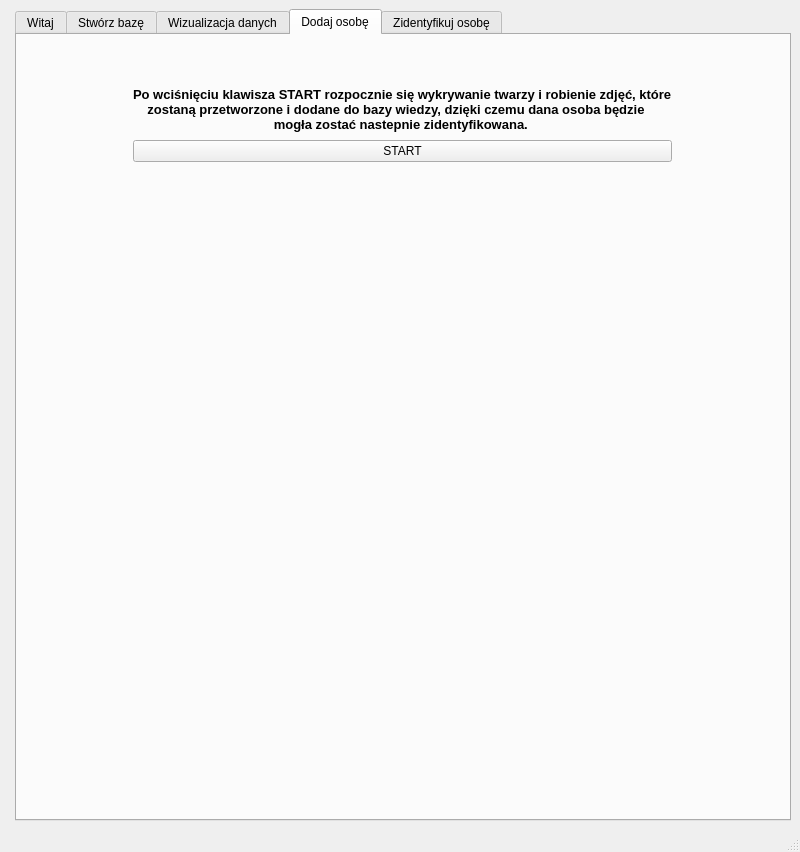
First picture: the form in Venv/Scripts/u.ui, repository p4lewandowski/FaceRecognition, before the edit.
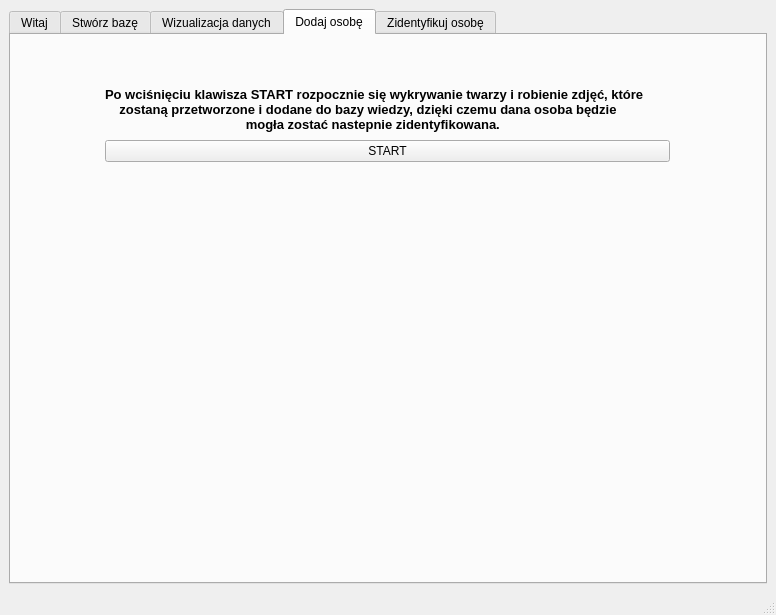
Second picture: the form after the edit. The open tabs and pages were chosen to show the change.

The edit to the form file:
```diff
--- a/Venv/Scripts/u.ui
+++ b/Venv/Scripts/u.ui
@@ -6,16 +6,16 @@
    <rect>
     <x>0</x>
     <y>0</y>
-    <width>800</width>
-    <height>600</height>
+    <width>776</width>
+    <height>615</height>
    </rect>
   </property>
   <property name="windowTitle">
    <string>MainWindow</string>
   </property>
   <widget class="QWidget" name="centralwidget">
-   <layout class="QFormLayout" name="formLayout">
-    <item row="0" column="1">
+   <layout class="QGridLayout" name="gridLayout_4">
+    <item row="0" column="0">
      <widget class="QTabWidget" name="tabWidget">
       <property name="currentIndex">
        <number>3</number>
@@ -169,48 +169,6 @@
         <string>Dodaj osobę</string>
        </attribute>
        <layout class="QGridLayout" name="gridLayout">
-        <item row="2" column="2">
-         <spacer name="verticalSpacer_2">
-          <property name="orientation">
-           <enum>Qt::Vertical</enum>
-          </property>
-          <property name="sizeType">
-           <enum>QSizePolicy::Minimum</enum>
-          </property>
-          <property name="sizeHint" stdset="0">
-           <size>
-            <width>20</width>
-            <height>40</height>
-           </size>
-          </property>
-         </spacer>
-        </item>
-        <item row="5" column="2">
-         <widget class="QPushButton" name="AddPersonButton">
-          <property name="text">
-           <string>START</string>
-          </property>
-         </widget>
-        </item>
-        <item row="7" column="2">
-         <widget class="QLabel" name="AddPersonLabel">
-          <property name="minimumSize">
-           <size>
-            <width>480</width>
-            <height>640</height>
-           </size>
-          </property>
-          <property name="maximumSize">
-           <size>
-            <width>480</width>
-            <height>640</height>
-           </size>
-          </property>
-          <property name="text">
-           <string/>
-          </property>
-         </widget>
-        </item>
         <item row="4" column="2">
          <widget class="QLabel" name="label_3">
           <property name="minimumSize">
@@ -239,6 +197,60 @@
           </property>
          </widget>
         </item>
+        <item row="2" column="2">
+         <spacer name="verticalSpacer_2">
+          <property name="orientation">
+           <enum>Qt::Vertical</enum>
+          </property>
+          <property name="sizeType">
+           <enum>QSizePolicy::Fixed</enum>
+          </property>
+          <property name="sizeHint" stdset="0">
+           <size>
+            <width>20</width>
+            <height>40</height>
+           </size>
+          </property>
+         </spacer>
+        </item>
+        <item row="10" column="2">
+         <widget class="QLabel" name="AddPersonLabel">
+          <property name="minimumSize">
+           <size>
+            <width>0</width>
+            <height>0</height>
+           </size>
+          </property>
+          <property name="maximumSize">
+           <size>
+            <width>1000</width>
+            <height>10000</height>
+           </size>
+          </property>
+          <property name="text">
+           <string/>
+          </property>
+         </widget>
+        </item>
+        <item row="5" column="2">
+         <widget class="QPushButton" name="AddPersonButton">
+          <property name="sizePolicy">
+           <sizepolicy hsizetype="Preferred" vsizetype="Fixed">
+            <horstretch>0</horstretch>
+            <verstretch>0</verstretch>
+           </sizepolicy>
+          </property>
+          <property name="maximumSize">
+           <size>
+            <width>565</width>
+            <height>16777215</height>
+           </size>
+          </property>
+          <property name="text">
+           <string>START</string>
+          </property>
+         </widget>
+        </item>
        </layout>
       </widget>
       <widget class="QWidget" name="IdentificationTab">
```
Left out of the diff: 9 changed lines with no effect on the pictures.
